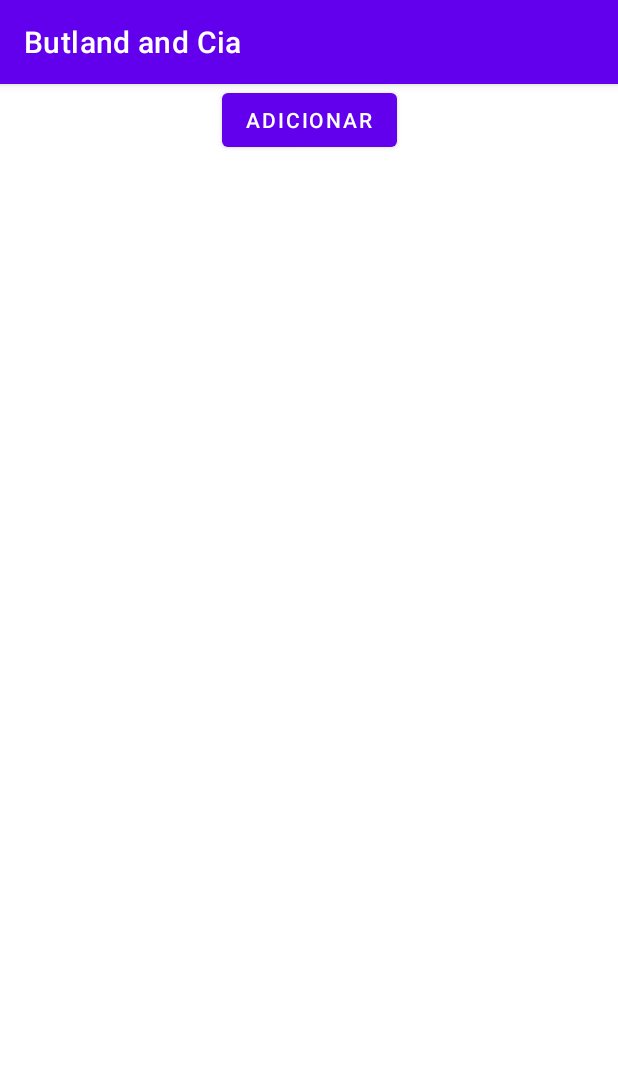
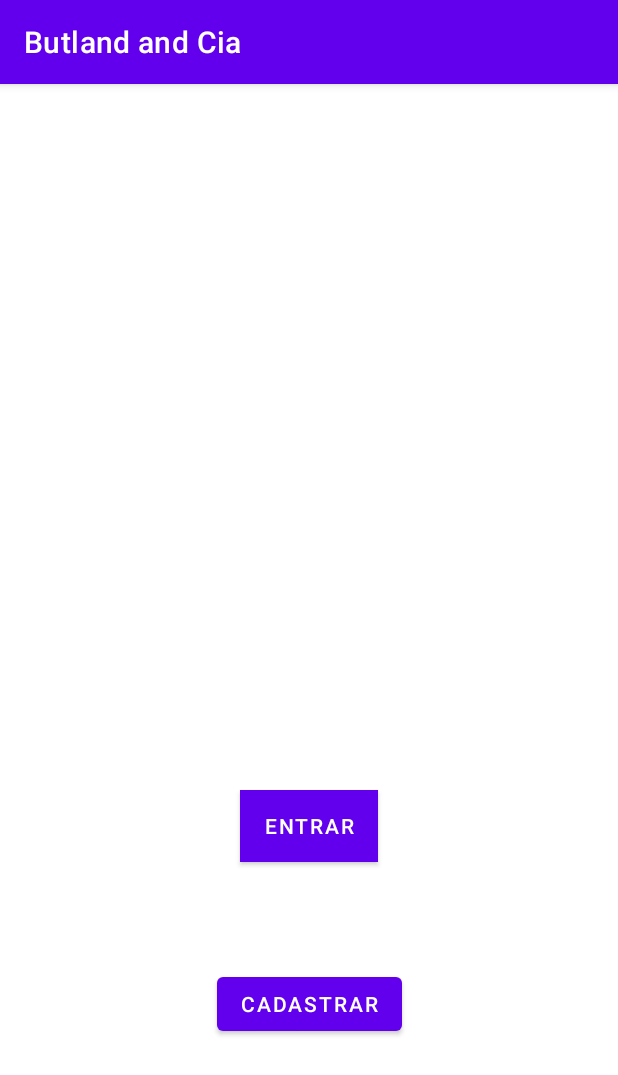
Before and after one commit to felippebutland/ToDo, an Android app: the AdicionaActivity screen opened directly, with no data from a screen before it, after a tap on "SALVAR", on a phone screen of 412 x 824 dp. Shown: the top 1075 px of the screen. Run offline under Robolectric (Android 15) with nearby library versions, the phone set to English and light mode, and no system bars; our stand-ins replace Firebase (no records; nobody signed in at launch, a user with empty details on screens opened directly).

Commit message:
algumas alterações

```diff
--- a/app/src/main/java/com/example/myapplication/AdicionaActivity.java
+++ b/app/src/main/java/com/example/myapplication/AdicionaActivity.java
@@ -6,6 +6,8 @@ import android.content.Intent;
 import android.os.Bundle;
 import android.view.View;
 import android.widget.Button;
+import android.widget.EditText;
+
 import com.google.firebase.database.DatabaseReference;
 import com.google.firebase.database.FirebaseDatabase;
 import com.example.myapplication.R;
@@ -38,10 +40,10 @@ public class AdicionaActivity extends AppCompatActivity {
             @Override
             public void onClick(View view) {
                 mDatabase = FirebaseDatabase.getInstance().getReference();
-                String dataInicial = ((EditText) findViewById(R.id.dataInicial)).getText().toString();
-                String dataFinal = ((EditText) findViewById(R.id.dataFinal)).getText().toString();
-                String descricao = ((EditText) findViewById(R.id.descrica)).getText().toString();
-                String titulo = ((EditText) findViewById(R.id.titulo)).getText().toString();
+                String dataInicial = ((EditText) findViewById(R.id.etDataInicial)).getText().toString();
+                String dataFinal = ((EditText) findViewById(R.id.etDateFinal)).getText().toString();
+                String descricao = ((EditText) findViewById(R.id.etDescricao)).getText().toString();
+                String titulo = ((EditText) findViewById(R.id.etTitulo)).getText().toString();
                 String id = mDatabase.push().getKey();
                 Tarefa tarefa = new Tarefa(dataInicial, dataFinal, descricao, titulo, id);
                 mDatabase.child("tarefas").child(id).setValue(tarefa);
--- /dev/null
+++ b/app/src/main/java/com/example/myapplication/BoasVindas.java
@@ -0,0 +1,6 @@
+package com.example.myapplication;
+
+public class BoasVindas {
+
+
+}
--- a/app/src/main/java/com/example/myapplication/MainActivity.java
+++ b/app/src/main/java/com/example/myapplication/MainActivity.java
@@ -7,22 +7,20 @@ import android.os.Bundle;
 import android.view.View;
 import android.widget.Button;
 
-import com.example.myapplication.R;
-
 public class MainActivity extends AppCompatActivity {
 
-    private Button btnAdiciona;
+    private Button btnEntrar;
 
     @Override
     protected void onCreate(Bundle savedInstanceState) {
         super.onCreate(savedInstanceState);
         setContentView(R.layout.activity_main);
-        btnAdiciona = (Button) findViewById(R.id.btnAdiciona);
-        btnAdiciona.setOnClickListener(new View.OnClickListener() {
+        btnEntrar = (Button) findViewById(R.id.btnEntrar);
+        btnEntrar.setOnClickListener(new View.OnClickListener() {
             @Override
             public void onClick(View view) {
-                Intent Adiciona = new Intent(MainActivity.this, AdicionaActivity.class);
-                startActivity(Adiciona);
+                Intent Inicial = new Intent(MainActivity.this, BoasVindas.class);
+                startActivity(Inicial);
             }
         });
 
--- a/app/src/main/java/com/example/myapplication/Tarefa.java
+++ b/app/src/main/java/com/example/myapplication/Tarefa.java
@@ -18,6 +18,9 @@ public class Tarefa {
     }
 
     public Tarefa() {
+    }
+
+    public Tarefa(String dataInicial, String dataFinal, String descricao, String titulo, String id) {
     }
 
     public String getDataInicial() {
--- a/app/src/main/res/layout/activity_main.xml
+++ b/app/src/main/res/layout/activity_main.xml
@@ -6,22 +6,27 @@
     android:layout_height="match_parent"
     tools:context=".MainActivity">
 
-    <androidx.recyclerview.widget.RecyclerView
-        android:layout_width="match_parent"
+    <Button
+        android:id="@+id/btnEntrar"
+        android:layout_width="wrap_content"
         android:layout_height="wrap_content"
-        android:layout_marginStart="1dp"
-        android:layout_marginTop="1dp"
-        android:layout_marginEnd="1dp"
+        android:background="#EAEAEA "
+        android:text="@string/entrar"
+        app:iconTint="#EAEAEA"
+        app:layout_constraintBottom_toBottomOf="parent"
         app:layout_constraintEnd_toEndOf="parent"
         app:layout_constraintStart_toStartOf="parent"
-        app:layout_constraintTop_toTopOf="parent" />
+        app:layout_constraintTop_toTopOf="parent"
+        app:layout_constraintVertical_bias="0.654" />
 
     <Button
-        android:id="@+id/btnAdiciona"
+        android:id="@+id/btnCadastrar"
         android:layout_width="wrap_content"
         android:layout_height="wrap_content"
-        android:text="Adicionar"
+        android:text="@string/cadastrar"
+        app:layout_constraintBottom_toBottomOf="parent"
         app:layout_constraintEnd_toEndOf="parent"
         app:layout_constraintStart_toStartOf="parent"
-        tools:layout_editor_absoluteY="651dp" />
+        app:layout_constraintTop_toBottomOf="@+id/btnEntrar"
+        app:layout_constraintVertical_bias="0.351" />
 </androidx.constraintlayout.widget.ConstraintLayout>
--- a/app/src/main/res/values/strings.xml
+++ b/app/src/main/res/values/strings.xml
@@ -1,3 +1,6 @@
 <resources>
     <string name="app_name">Butland and Cia</string>
+    <string name="cadastrar">Cadastrar</string>
+    <string name="entrar">Entrar</string>
+    <string name="vamos_come_ar">Vamos começar</string>
 </resources>
```
Also changed, not shown: app/src/main/res/layout/activity_adiciona.xml (+4 -3 lines), app/src/main/res/layout/activity_boas_vindas.xml (added, +18 -0 lines), 1 other file.
